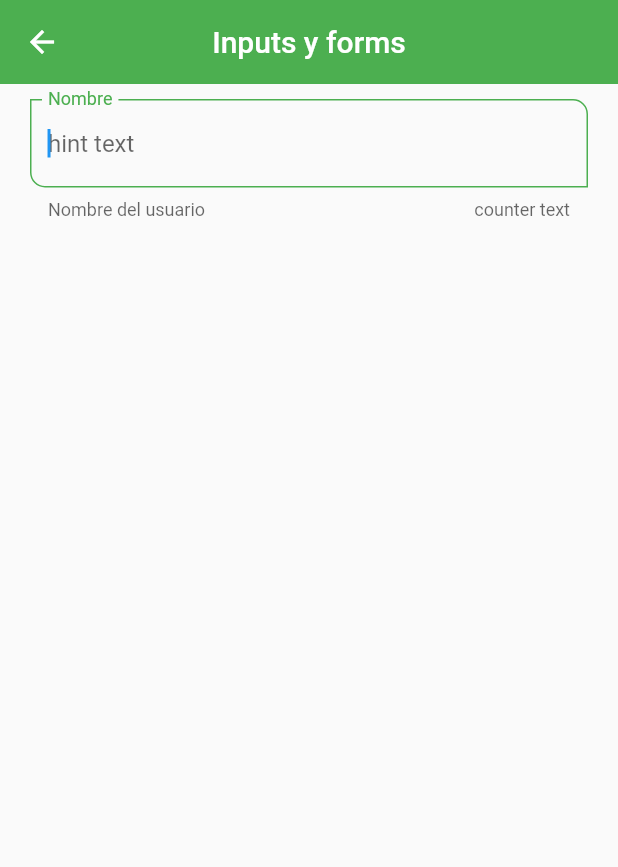
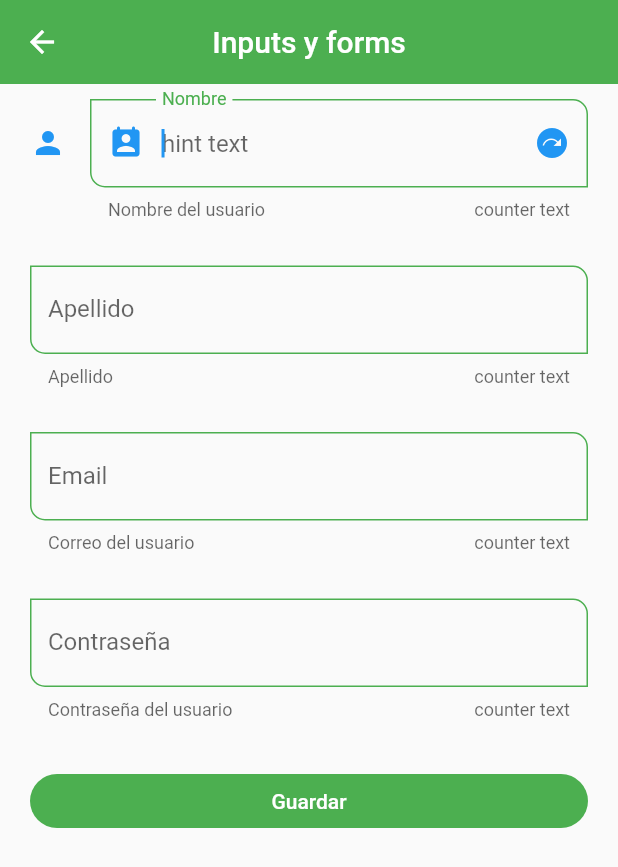
Before and after one commit to AlvaroBishop/widgets-display-Flutter, a Flutter app: the InputsScreen screen opened by its route, on a phone screen of 412 x 824 dp. Shown: the top 867 px of the screen. Run offline on Flutter 3.47's test engine with Material 2 defaults, Android fonts, the phone set to English and light mode, and no system bars.

Commit message:
add widget-form

```diff
--- a/lib/screens/inputs_screen.dart
+++ b/lib/screens/inputs_screen.dart
@@ -6,14 +6,88 @@
 
   @override
   Widget build(BuildContext context) {
+    final GlobalKey<FormState> myFormKey = GlobalKey<FormState>();
+    final Map<String, String> formValues = {
+      'first_name': 'Alvaro',
+      'last_name': 'Bishop',
+      'email': 'bishopgamma@gmail.com',
+      'password': '123456',
+      'role': 'Admin'
+    };
+
+
     return Scaffold(
       appBar: AppBar(title: const Text("Inputs y forms")),
       body: SingleChildScrollView(
           child: Padding(
         padding: const EdgeInsets.symmetric(horizontal: 20, vertical: 10),
-        child: Column(children: const [
-          CustomInputField(labelText: 'Nombre', helperText: 'Nombre del usuario', hintText: 'hint text', counterText: 'counter text'),
-        ]),
+        child: Form(
+          key: myFormKey,
+          child: Column(children: [
+             CustomInputField(
+              labelText: 'Nombre',
+              helperText: 'Nombre del usuario',
+              hintText: 'hint text',
+              counterText: 'counter text',
+              icon: Icons.person,
+              prefixIcon: Icons.perm_contact_cal_rounded,
+              suffixIcon: Icons.next_plan,
+              formProperty: 'first_name',
+              formValues: formValues,
+            ),
+            const SizedBox(
+              height: 30,
+            ),
+             CustomInputField(
+                labelText: 'Apellido',
+                helperText: 'Apellido',
+                hintText: 'hint text',
+                counterText: 'counter text',
+                formProperty: 'last_name',
+                formValues: formValues,
+                ),
+            const SizedBox(
+              height: 30,
+            ),
+             CustomInputField(
+              labelText: 'Email',
+              helperText: 'Correo del usuario',
+              hintText: 'hint text',
+              counterText: 'counter text',
+              keyboardType: TextInputType.emailAddress,
+              formProperty: 'email',
+              formValues: formValues,
+            ),
+            const SizedBox(
+              height: 30,
+            ),
+             CustomInputField(
+                labelText: 'Contraseña',
+                helperText: 'Contraseña del usuario',
+                hintText: 'hint text',
+                counterText: 'counter text',
+                obscureText: true,
+                formProperty: 'password',
+                formValues: formValues,
+             ),
+            const SizedBox(
+              height: 30,
+            ),
+            ElevatedButton(
+                onPressed: () {
+                  FocusScope.of(context).requestFocus(FocusNode());
+                  if (!myFormKey.currentState!.validate()) {
+                    print('Formulario no valido');
+                    return;
+                  }
+                  print(formValues);
+                },
+                child: const SizedBox(
+                  width: double.infinity,
+                  child: Center(child: Text('Guardar')),
+                ))
+          ]),
+        ),
       )),
     );
   }
--- a/lib/widgets/custom_input_field.dart
+++ b/lib/widgets/custom_input_field.dart
@@ -8,22 +8,36 @@
   final IconData? icon;
   final IconData? prefixIcon;
   final IconData? suffixIcon;
+  final TextInputType? keyboardType;
+  final bool obscureText;
+
+  final String formProperty;
+  final Map<String, String> formValues;
 
   const CustomInputField({
     Key? key,
     this.counterText,
     this.helperText,
     this.hintText,
-    this.labelText, this.icon, this.prefixIcon, this.suffixIcon,
+    this.labelText,
+    this.icon,
+    this.prefixIcon,
+    this.suffixIcon,
+    this.keyboardType,
+    this.obscureText = false,
+    required this.formProperty,
+    required this.formValues,
   }) : super(key: key);
 
   @override
   Widget build(BuildContext context) {
     return TextFormField(
+      keyboardType: keyboardType,
+      obscureText: obscureText,
       autofocus: true,
       initialValue: '',
       textCapitalization: TextCapitalization.words,
-        onChanged: (value) => print('value: $value'),
+      onChanged: (value) => formValues[formProperty] = value,
       validator: (value) {
         //valida el formulario
         if (value == null) return 'Este campo es requerido';
@@ -36,9 +50,9 @@
         helperText: helperText,
         hintText: hintText,
         labelText: labelText,
-            icon: icon == null ? null :  Icon( icon ),
-            prefixIcon: prefixIcon == null ? null :  Icon( prefixIcon ),
-            suffixIcon: suffixIcon == null ? null :  Icon( suffixIcon ),
+        icon: icon == null ? null : Icon(icon),
+        prefixIcon: prefixIcon == null ? null : Icon(prefixIcon),
+        suffixIcon: suffixIcon == null ? null : Icon(suffixIcon),
         // focusedBorder: OutlineInputBorder(
         //     borderSide: BorderSide(color: Colors.green)),
         // border: OutlineInputBorder(
@@ -46,7 +60,6 @@
         //       bottomLeft: Radius.circular(10),
         //       topRight: Radius.circular(10)),
       ),
-
     );
   }
 }
```
Lines whose indentation alone changed are shown as unchanged.
